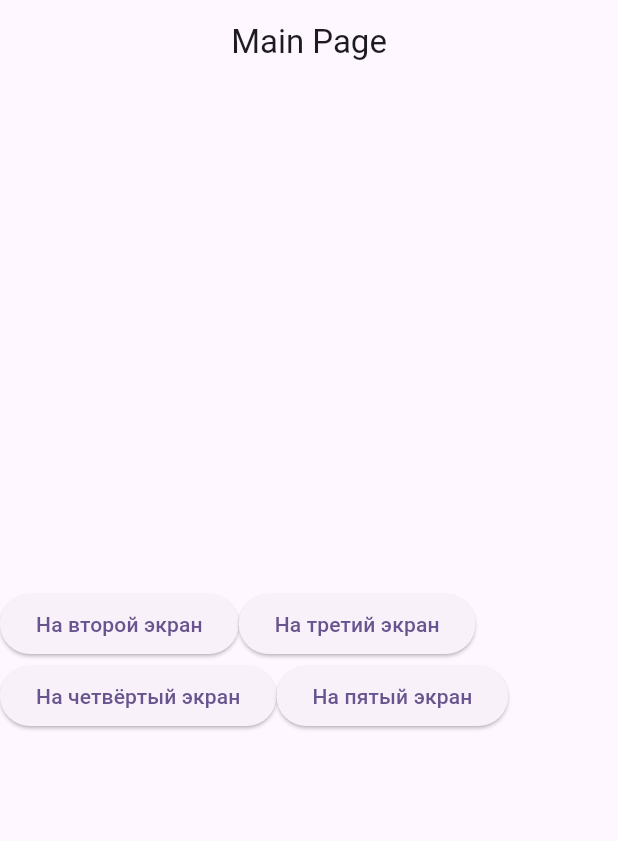
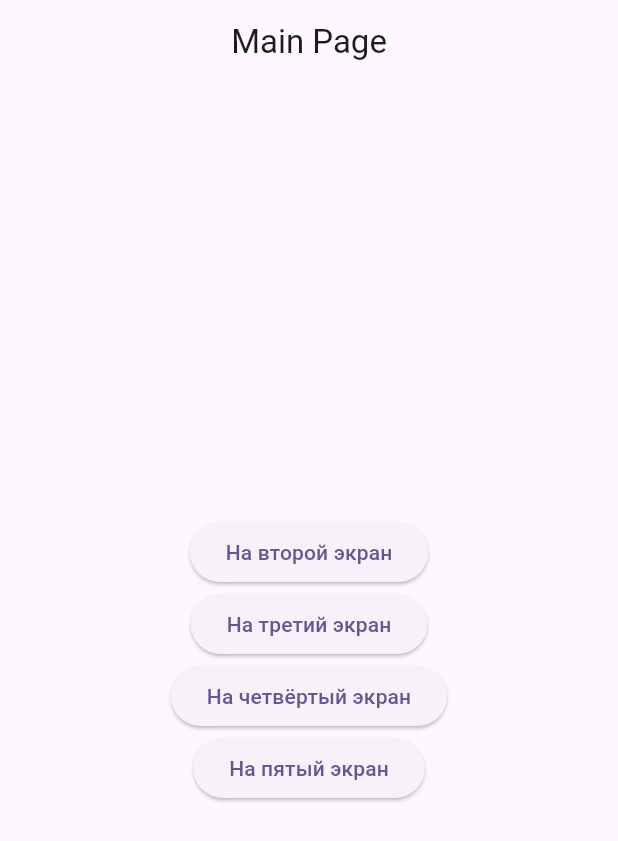
Before and after one commit to Max-IThub/Flutter-more_screens, a Flutter app: the screen it shows after launch, on a phone screen of 412 x 824 dp. Shown: the top 841 px of the screen. Run offline on Flutter 3.47's test engine with Material 3 defaults, Android fonts, the phone set to English and light mode, and no system bars.

Commit message:
change main-screen layout

```diff
--- a/lib/main.dart
+++ b/lib/main.dart
@@ -107,11 +107,11 @@ setState(() {
         title: const Text('Main Page'),
 
       ),
-      body: Column(
+      body: Row(
         mainAxisAlignment: MainAxisAlignment.center,
         children: [
-          Wrap(
-
+          Column(
+            mainAxisAlignment: MainAxisAlignment.center,
             children: [
               ElevatedButton(onPressed: (){
                 navigateToSecondScreen();
```
